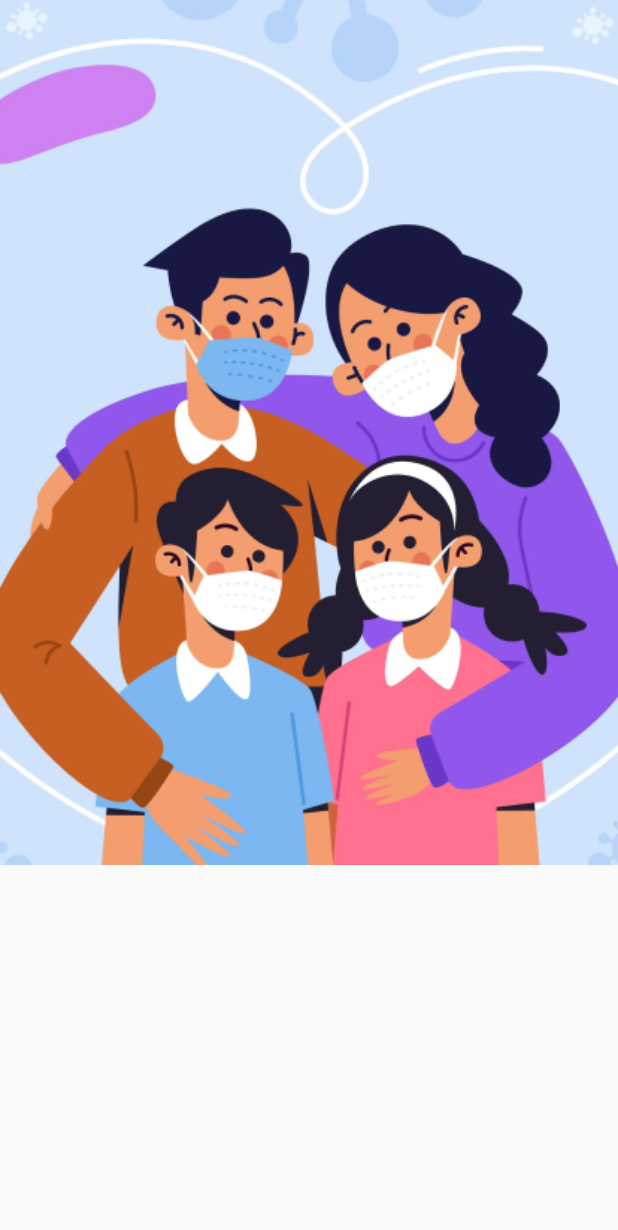
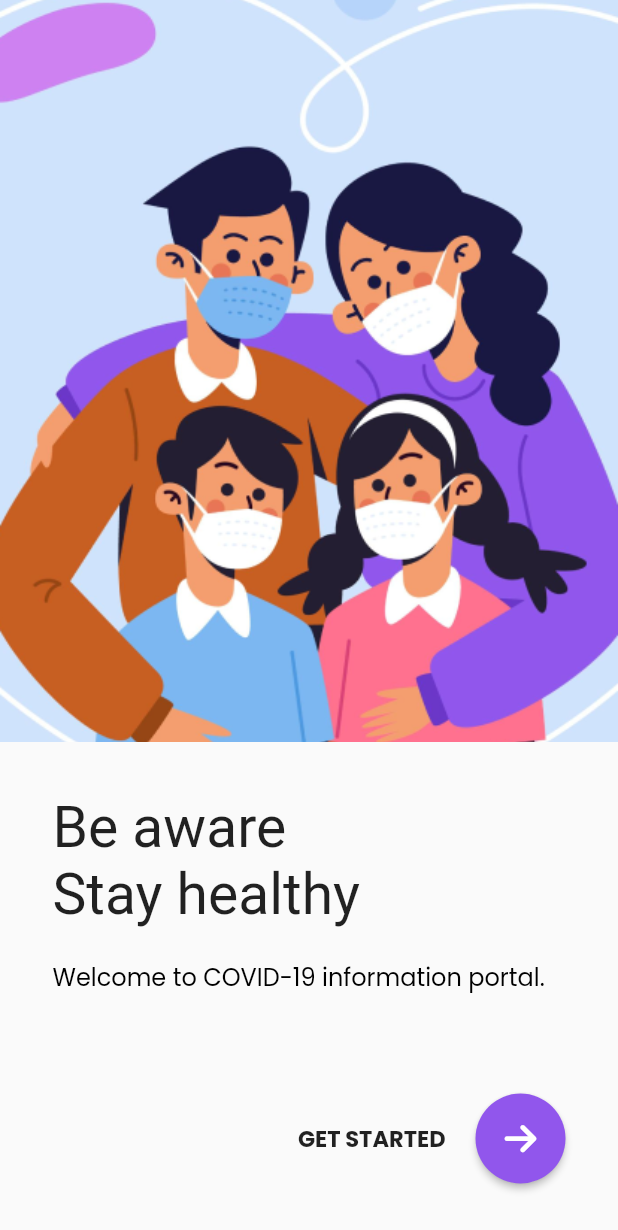
Before and after one commit to saydinaambiya/covid19_summary, a Flutter app: the screen it shows after launch, on a phone screen of 412 x 824 dp. Shown: the top 1230 px of the screen. Run offline on Flutter 3.47's test engine with Material 2 defaults, Android fonts, the phone set to English and light mode, and no system bars; our stand-ins replace font_awesome_flutter, google_fonts; Roboto replaces fonts that are missing (Questrial).

Commit message:
create onboarding screen

```diff
--- a/lib/main.dart
+++ b/lib/main.dart
@@ -1,3 +1,4 @@
+import 'package:covid19_app/screens/onboarding.dart';
 import 'package:flutter/material.dart';
 
 void main() {
@@ -15,24 +16,3 @@ class MyApp extends StatelessWidget {
     );
   }
 }
-
-class OnboardingPage extends StatelessWidget {
-  const OnboardingPage({Key? key}) : super(key: key);
-
-  @override
-  Widget build(BuildContext context) {
-    final mediaQueryHeight = MediaQuery.of(context).size.height;
-    final mediaQueryWidth = MediaQuery.of(context).size.width;
-
-    return Scaffold(
-      body: Container(
-        height: mediaQueryHeight * 0.7,
-        width: mediaQueryWidth,
-        child: Image.asset(
-          'assets/images/illustration.png',
-          fit: BoxFit.cover,
-        ),
-      ),
-    );
-  }
-}
--- /dev/null
+++ b/lib/screens/onboarding.dart
@@ -0,0 +1,89 @@
+import 'package:covid19_app/shared/color_style.dart';
+import 'package:covid19_app/shared/font_style.dart';
+import 'package:flutter/material.dart';
+import 'package:font_awesome_flutter/font_awesome_flutter.dart';
+
+class OnboardingPage extends StatelessWidget {
+  const OnboardingPage({Key? key}) : super(key: key);
+
+  @override
+  Widget build(BuildContext context) {
+    final mediaQueryHeight = MediaQuery.of(context).size.height;
+    final mediaQueryWidth = MediaQuery.of(context).size.width;
+
+    return Scaffold(
+      body: Column(
+        children: [
+          SizedBox(
+            height: mediaQueryHeight * 0.6,
+            width: mediaQueryWidth,
+            child: Image.asset(
+              'assets/images/illustration.png',
+              fit: BoxFit.cover,
+            ),
+          ),
+          Padding(
+            padding: const EdgeInsets.only(
+              left: 35,
+              top: 35,
+            ),
+            child: Row(
+              mainAxisAlignment: MainAxisAlignment.start,
+              children: [
+                Column(
+                  crossAxisAlignment: CrossAxisAlignment.start,
+                  children: [
+                    Text(
+                      'Be aware',
+                      style: titleFont,
+                    ),
+                    Text(
+                      'Stay healthy',
+                      style: titleFont,
+                    ),
+                    const SizedBox(height: 20),
+                    Text(
+                      'Welcome to COVID-19 information portal.',
+                      style: subtitleFont,
+                    ),
+                  ],
+                ),
+              ],
+            ),
+          ),
+          const Spacer(),
+          Padding(
+            padding: const EdgeInsets.only(
+              right: 35,
+            ),
+            child: Row(
+              mainAxisAlignment: MainAxisAlignment.end,
+              children: [
+                Text(
+                  'GET STARTED',
+                  style: semiboldFont,
+                ),
+                const SizedBox(width: 20),
+                MaterialButton(
+                    shape: RoundedRectangleBorder(
+                      borderRadius: BorderRadius.circular(50),
+                    ),
+                    height: 60,
+                    minWidth: 60,
+                    color: purpleColor,
+                    onPressed: () {},
+                    child: Icon(
+                      FontAwesomeIcons.arrowRight,
+                      color: whiteColor,
+                    ))
+              ],
+            ),
+          ),
+          const SizedBox(
+            height: 35,
+          )
+        ],
+      ),
+    );
+  }
+}
--- /dev/null
+++ b/lib/shared/color_style.dart
@@ -0,0 +1,4 @@
+import 'package:flutter/material.dart';
+
+Color purpleColor = const Color(0xFF9156EC);
+Color whiteColor = const Color(0xFFFFFFFF);
--- /dev/null
+++ b/lib/shared/font_style.dart
@@ -0,0 +1,18 @@
+import 'package:flutter/material.dart';
+import 'package:google_fonts/google_fonts.dart';
+
+TextStyle titleFont = GoogleFonts.questrial(
+  fontSize: 38,
+  fontWeight: FontWeight.normal,
+);
+
+TextStyle subtitleFont = GoogleFonts.poppins(
+  fontSize: 16,
+  fontWeight: FontWeight.normal,
+  color: const Color(0xff000000),
+);
+
+TextStyle semiboldFont = GoogleFonts.poppins(
+  fontSize: 15,
+  fontWeight: FontWeight.w700,
+);
```
Also changed, not shown: pubspec.yaml (+4 -12 lines), pubspec.lock, 1 other file.
